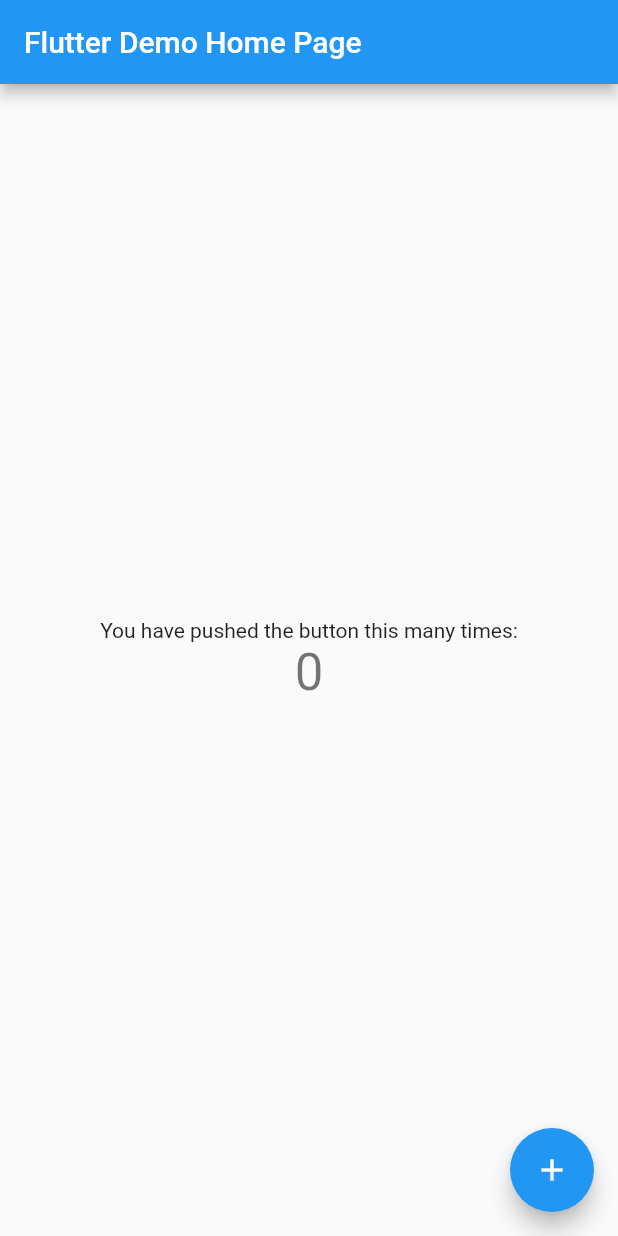
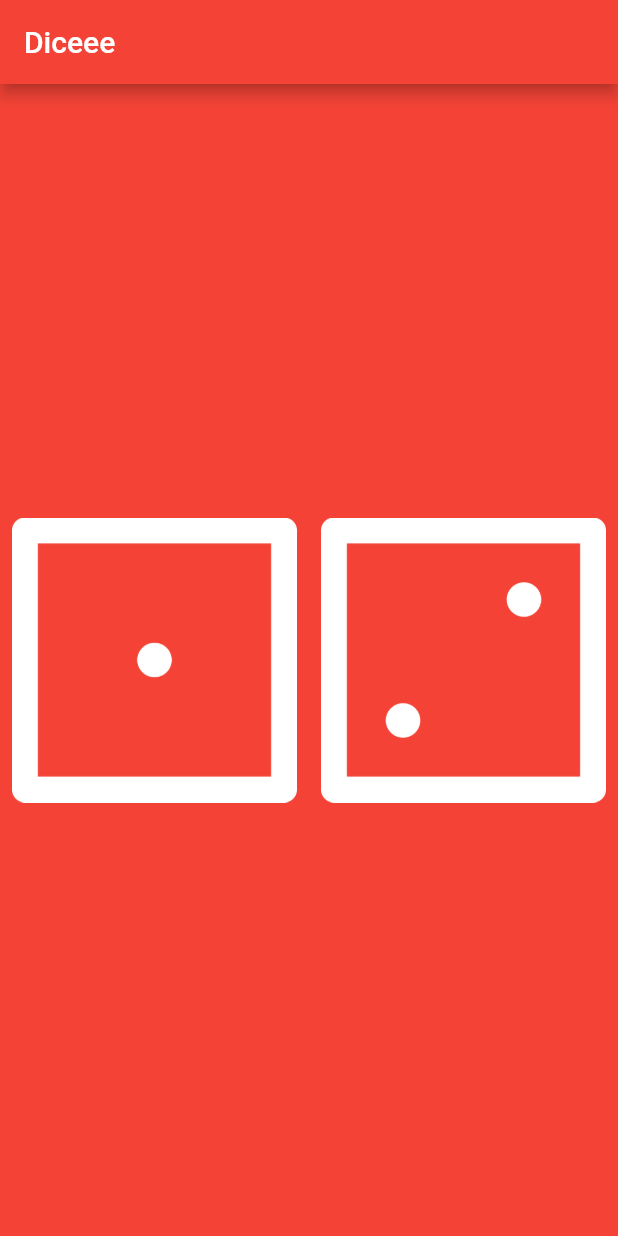
Before and after one commit to Arunachalam0007/Flutter-Learning-App-22, a Flutter app: the screen it shows after launch, on a phone screen of 412 x 824 dp. Run offline on Flutter 3.47's test engine with Material 2 defaults, Android fonts, the phone set to English and light mode, and no system bars.

Commit message:
Diceee_App: Using Statelesswidget

```diff
--- a/Flutter Basic Apps/diceee_app/lib/main.dart
+++ b/Flutter Basic Apps/diceee_app/lib/main.dart
@@ -1,115 +1,56 @@
 import 'package:flutter/material.dart';
+import 'dart:math';
 
 void main() {
-  runApp(const MyApp());
+  runApp(
+    MaterialApp(
+      home: Scaffold(
+        backgroundColor: Colors.red,
+        appBar: AppBar(
+          title: Text('Diceee'),
+          backgroundColor: Colors.red,
+        ),
+        body: DicePage(),
+      ),
+    ),
+  );
 }
 
-class MyApp extends StatelessWidget {
-  const MyApp({Key? key}) : super(key: key);
-
-  // This widget is the root of your application.
+class DicePage extends StatelessWidget {
+ // const DicePage({Key? key}) : super(key: key);
+  int leftDiceNumber = 1;
+  int rightDiceNumber = 2;
+  void changeDiceFace() {
+    leftDiceNumber = Random().nextInt(6)+1;
+    rightDiceNumber = Random().nextInt(6)+1;
+  }
   @override
   Widget build(BuildContext context) {
-    return MaterialApp(
-      title: 'Flutter Demo',
-      theme: ThemeData(
-        // This is the theme of your application.
-        //
-        // Try running your application with "flutter run". You'll see the
-        // application has a blue toolbar. Then, without quitting the app, try
-        // changing the primarySwatch below to Colors.green and then invoke
-        // "hot reload" (press "r" in the console where you ran "flutter run",
-        // or simply save your changes to "hot reload" in a Flutter IDE).
-        // Notice that the counter didn't reset back to zero; the application
-        // is not restarted.
-        primarySwatch: Colors.blue,
+    return Center(
+      child: Row(
+        children: <Widget>[
+          Expanded(
+            child: TextButton(
+              onPressed: () {
+                print('Left Button Clicked');
+                changeDiceFace();
+
+              },
+              child: Image.asset('images/dice$leftDiceNumber.png'),
+            ),
+          ),
+          Expanded(
+            child: TextButton(
+              onPressed: () {
+                print('Right Button Clicked');
+                changeDiceFace();
+                print('Left Button $rightDiceNumber');
+              },
+              child: Image.asset('images/dice$rightDiceNumber.png'),
+            ),
+          )
+        ],
       ),
-      home: const MyHomePage(title: 'Flutter Demo Home Page'),
     );
   }
 }
-
-class MyHomePage extends StatefulWidget {
-  const MyHomePage({Key? key, required this.title}) : super(key: key);
-
-  // This widget is the home page of your application. It is stateful, meaning
-  // that it has a State object (defined below) that contains fields that affect
-  // how it looks.
-
-  // This class is the configuration for the state. It holds the values (in this
-  // case the title) provided by the parent (in this case the App widget) and
-  // used by the build method of the State. Fields in a Widget subclass are
-  // always marked "final".
-
-  final String title;
-
-  @override
-  State<MyHomePage> createState() => _MyHomePageState();
-}
-
-class _MyHomePageState extends State<MyHomePage> {
-  int _counter = 0;
-
-  void _incrementCounter() {
-    setState(() {
-      // This call to setState tells the Flutter framework that something has
-      // changed in this State, which causes it to rerun the build method below
-      // so that the display can reflect the updated values. If we changed
-      // _counter without calling setState(), then the build method would not be
-      // called again, and so nothing would appear to happen.
-      _counter++;
-    });
-  }
-
-  @override
-  Widget build(BuildContext context) {
-    // This method is rerun every time setState is called, for instance as done
-    // by the _incrementCounter method above.
-    //
-    // The Flutter framework has been optimized to make rerunning build methods
-    // fast, so that you can just rebuild anything that needs updating rather
-    // than having to individually change instances of widgets.
-    return Scaffold(
-      appBar: AppBar(
-        // Here we take the value from the MyHomePage object that was created by
-        // the App.build method, and use it to set our appbar title.
-        title: Text(widget.title),
-      ),
-      body: Center(
-        // Center is a layout widget. It takes a single child and positions it
-        // in the middle of the parent.
-        child: Column(
-          // Column is also a layout widget. It takes a list of children and
-          // arranges them vertically. By default, it sizes itself to fit its
-          // children horizontally, and tries to be as tall as its parent.
-          //
-          // Invoke "debug painting" (press "p" in the console, choose the
-          // "Toggle Debug Paint" action from the Flutter Inspector in Android
-          // Studio, or the "Toggle Debug Paint" command in Visual Studio Code)
-          // to see the wireframe for each widget.
-          //
-          // Column has various properties to control how it sizes itself and
-          // how it positions its children. Here we use mainAxisAlignment to
-          // center the children vertically; the main axis here is the vertical
-          // axis because Columns are vertical (the cross axis would be
-          // horizontal).
-          mainAxisAlignment: MainAxisAlignment.center,
-          children: <Widget>[
-            const Text(
-              'You have pushed the button this many times:',
-            ),
-            Text(
-              '$_counter',
-              style: Theme.of(context).textTheme.headline4,
-            ),
-          ],
-        ),
-      ),
-      floatingActionButton: FloatingActionButton(
-        onPressed: _incrementCounter,
-        tooltip: 'Increment',
-        child: const Icon(Icons.add),
-      ), // This trailing comma makes auto-formatting nicer for build methods.
-    );
-  }
-}
--- a/Flutter Basic Apps/diceee_app/pubspec.yaml
+++ b/Flutter Basic Apps/diceee_app/pubspec.yaml
@@ -59,8 +59,7 @@ flutter:
 
   # To add assets to your application, add an assets section, like this:
   assets:
-     - images/a_dot_burr.jpeg
-     - images/a_dot_ham.jpeg
+     - images/
 
   # An image asset can refer to one or more resolution-specific "variants", see
   # https://flutter.dev/assets-and-images/#resolution-aware.
```
Also changed, not shown: 1 other file.
